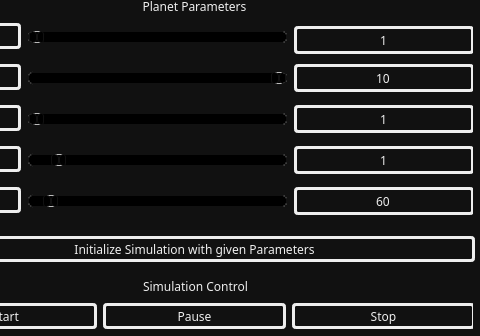
Before: the Qt Designer form cassiopeia/gui/CassiopeiaUI.ui in Mozartuss/Cassiopeia, drawn with Qt 5; both pictures show x 87 to 567 and y 324 to 660 of the 567 by 660 pixel window.
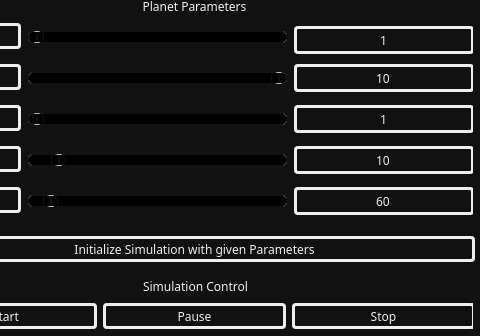
After: the same form once the commit is applied.

Commit message: fixed display error in default values

Diff of the .ui file:
```diff
--- a/cassiopeia/gui/CassiopeiaUI.ui
+++ b/cassiopeia/gui/CassiopeiaUI.ui
@@ -1221,7 +1221,7 @@
                   </string>
      </property>
      <property name="text">
-      <string>1</string>
+      <string>10</string>
      </property>
      <property name="maxLength">
       <number>99</number>
```
